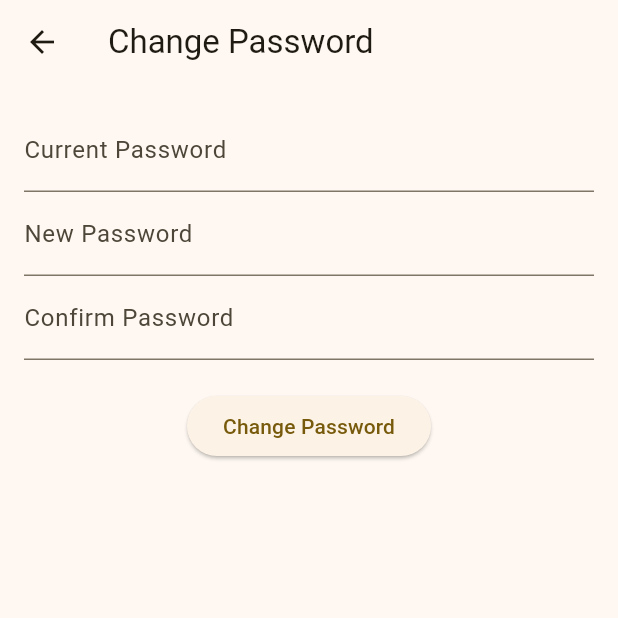
After one commit to KKAiser97/gold_silver, a Flutter app: the ChangePasswordScreen screen opened by its route, on a phone screen of 412 x 824 dp, the top half of it. The commit adds this screen. Run offline on Flutter 3.47's test engine with Material 3 defaults, Android fonts, the phone set to English and light mode, and no system bars; our stand-ins replace cloud_firestore, dio, equatable, firebase_auth, firebase_core, fl_chart and 6 more; missing offline and left inert: workmanager; accounts and stored records are empty; generated files the repository leaves out were written again; network calls fail; statements that could not run were skipped.

Commit message:
add change password

```diff
--- a/assets/langs/en_US.json
+++ b/assets/langs/en_US.json
@@ -21,5 +21,11 @@
   "link_forgot_password_has_been_sent": "Link to reset password has been sent to your email",
   "forgot_password": "Forgot Password",
   "enter_email_forgot_password": "Enter your email to reset password",
-  "send_link_forgot_password": "Send Password Reset Link"
+  "send_link_forgot_password": "Send Password Reset Link",
+  "mat_khau_hien_tai": "Current Password",
+  "mat_khau_moi": "New Password",
+  "xac_nhan_mat_khau": "Confirm Password",
+  "doi_mat_khau_thanh_cong": "Password changed successfully",
+  "thay_doi_mat_khau_that_bai": "Failed to change password",
+  "mat_khau_moi_khong_khop": "New password does not match"
 }
--- a/lib/src/features/forgot_password/domain/password_repository.dart
+++ b/lib/src/features/forgot_password/domain/password_repository.dart
@@ -1,3 +1,6 @@
 abstract class PasswordRepository {
   Future<void> sendPasswordResetEmail(String email);
+
+  Future<bool> resetPassword(
+      {String email = '', String oldPassword = '', String newPassword = '', String confirmPassword = ''});
 }
--- a/lib/src/features/forgot_password/presentation/bloc/password_event.dart
+++ b/lib/src/features/forgot_password/presentation/bloc/password_event.dart
@@ -15,3 +15,25 @@ class ForgetPasswordEvent extends PasswordEvent {
   @override
   List<Object?> get props => [email];
 }
+
+class ResetPasswordEvent extends PasswordEvent {
+  final String email;
+  final String oldPassword;
+  final String newPassword;
+  final String confirmPassword;
+
+  const ResetPasswordEvent({
+    this.email = '',
+    this.oldPassword = '',
+    this.newPassword = '',
+    this.confirmPassword = '',
+  });
+
+  @override
+  List<Object?> get props => [
+        email,
+        oldPassword,
+        newPassword,
+        confirmPassword,
+      ];
+}
--- a/lib/src/features/forgot_password/presentation/bloc/password_state.dart
+++ b/lib/src/features/forgot_password/presentation/bloc/password_state.dart
@@ -13,6 +13,10 @@ class PwLoading extends PasswordState {}
 
 class LinkResetPwSent extends PasswordState {}
 
+class NewPwNotMatch extends PasswordState {}
+
+class PwReset extends PasswordState {}
+
 class PwError extends PasswordState {
   final String message;
   final DateTime timestamp;
--- /dev/null
+++ b/lib/src/features/forgot_password/presentation/change_password_screen.dart
@@ -0,0 +1,81 @@
+import 'package:firebase_auth/firebase_auth.dart';
+import 'package:flutter/material.dart';
+import 'package:flutter_bloc/flutter_bloc.dart';
+import 'package:gold_silver/src/features/forgot_password/presentation/bloc/password_bloc.dart';
+import 'package:gold_silver/src/features/forgot_password/presentation/bloc/password_event.dart';
+import 'package:gold_silver/src/features/forgot_password/presentation/bloc/password_state.dart';
+import 'package:localization/localization.dart';
+
+class ChangePasswordScreen extends StatelessWidget {
+  ChangePasswordScreen({super.key});
+
+  final currentPassController = TextEditingController();
+  final newPassController = TextEditingController();
+  final confirmPassController = TextEditingController();
+
+  @override
+  Widget build(BuildContext context) {
+    return BlocConsumer<PasswordBloc, PasswordState>(
+      listener: (context, state) {
+        if (state is PwError) {
+          ScaffoldMessenger.of(context).showSnackBar(
+            SnackBar(content: Text(state.message)),
+          );
+        } else if (state is PwReset) {
+          ScaffoldMessenger.of(context).showSnackBar(
+            SnackBar(content: Text("doi_mat_khau_thanh_cong".i18n())),
+          );
+          Navigator.pop(context);
+        } else if (state is NewPwNotMatch) {
+          ScaffoldMessenger.of(context).showSnackBar(
+            SnackBar(content: Text("mat_khau_moi_khong_khop".i18n())),
+          );
+        }
+      },
+      builder: (context, state) {
+        return Scaffold(
+          appBar: AppBar(title: Text("doi_mat_khau".i18n())),
+          body: Padding(
+            padding: const EdgeInsets.all(16.0),
+            child: Column(
+              children: [
+                TextField(
+                  controller: currentPassController,
+                  decoration: InputDecoration(labelText: "mat_khau_hien_tai".i18n()),
+                  obscureText: true,
+                ),
+                TextField(
+                  controller: newPassController,
+                  decoration: InputDecoration(labelText: "mat_khau_moi".i18n()),
+                  obscureText: true,
+                ),
+                TextField(
+                  controller: confirmPassController,
+                  decoration: InputDecoration(labelText: "xac_nhan_mat_khau".i18n()),
+                  obscureText: true,
+                ),
+                const SizedBox(height: 20),
+                ElevatedButton(
+                  onPressed: () {
+                    final email = FirebaseAuth.instance.currentUser?.email;
+                    context.read<PasswordBloc>().add(
+                          ResetPasswordEvent(
+                            email: email ?? '',
+                            oldPassword: currentPassController.text,
+                            newPassword: newPassController.text,
+                            confirmPassword: confirmPassController.text,
+                          ),
+                        );
+                  },
+                  child: state is PwLoading
+                      ? const Padding(padding: EdgeInsets.symmetric(vertical: 4), child: CircularProgressIndicator())
+                      : Text("doi_mat_khau".i18n()),
+                ),
+              ],
+            ),
+          ),
+        );
+      },
+    );
+  }
+}
--- a/lib/src/features/settings/settings_screen.dart
+++ b/lib/src/features/settings/settings_screen.dart
@@ -26,6 +26,7 @@ class SettingsScreen extends StatelessWidget {
           ),
           const SizedBox(height: 24),
           ListTile(
+            onTap: () => Navigator.pushNamed(context, Routes.changePassword),
             leading: const Icon(Icons.lock),
             title: Text('doi_mat_khau'.i18n()),
           ),
--- a/lib/src/utils/constants.dart
+++ b/lib/src/utils/constants.dart
@@ -18,4 +18,5 @@ class Routes {
   static const String dashboard = '/dashboard';
   static const String settings = '/settings';
   static const String forgotPassword = '/forgotPassword';
+  static const String changePassword = '/changePassword';
 }
--- a/lib/src/utils/router/app_router.dart
+++ b/lib/src/utils/router/app_router.dart
@@ -6,6 +6,7 @@ import 'package:gold_silver/src/features/authentication/presentation/screens/reg
 import 'package:gold_silver/src/features/authentication/presentation/screens/splash_screen.dart';
 import 'package:gold_silver/src/features/dashboard/presentation/dashboard_screen.dart';
 import 'package:gold_silver/src/features/forgot_password/presentation/bloc/password_bloc.dart';
+import 'package:gold_silver/src/features/forgot_password/presentation/change_password_screen.dart';
 import 'package:gold_silver/src/features/forgot_password/presentation/forgot_password_screen.dart';
 import 'package:gold_silver/src/features/main/main_screen.dart';
 import 'package:gold_silver/src/utils/constants.dart';
@@ -35,6 +36,13 @@ class AppRouter {
             child: const ForgotPasswordScreen(),
           ),
         );
+      case Routes.changePassword:
+        return MaterialPageRoute(
+          builder: (_) => BlocProvider<PasswordBloc>(
+            create: (_) => locator<PasswordBloc>(),
+            child: ChangePasswordScreen(),
+          ),
+        );
       default:
         return MaterialPageRoute(builder: (_) => const SplashScreen());
     }
```
Also changed, not shown: assets/langs/vi_VN.json (+7 -1 lines), lib/src/features/forgot_password/data/datasource/password_service.dart (+26 -0 lines), lib/src/features/forgot_password/data/repository_impl/password_repository_impl.dart (+15 -0 lines), lib/src/features/forgot_password/presentation/bloc/password_bloc.dart (+15 -0 lines).
